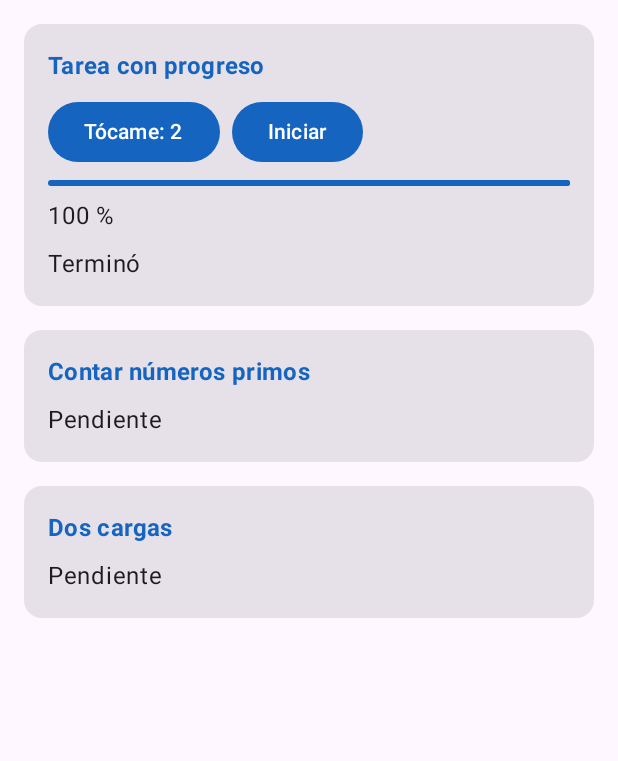
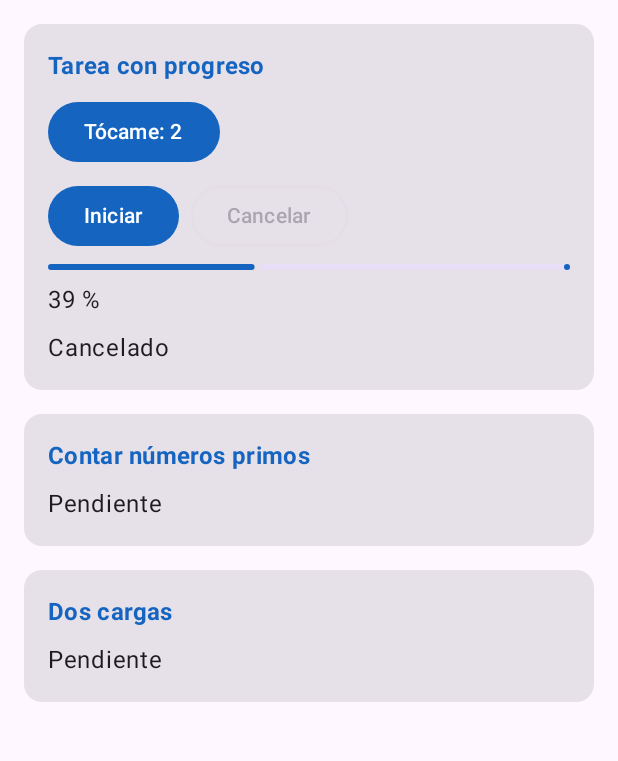
Before and after one commit to luiscucho-oss/CentroTareas-Cucho, an Android app built with Jetpack Compose: the screen it shows after launch (MainActivity), after a tap on an icon or button, on a phone screen of 412 x 824 dp, the part 96-857 px from its top. Run offline under Robolectric (Android 15) with nearby library versions, the phone set to English and light mode, and no system bars; 3 other taps on this screen came first.

Commit message:
feat(cancelar): permite cancelar la tarea con Job

```diff
--- a/app/src/main/java/com/tecsup/centrotareas/ui/PantallaTareas.kt
+++ b/app/src/main/java/com/tecsup/centrotareas/ui/PantallaTareas.kt
@@ -14,6 +14,7 @@ import androidx.compose.material3.Card
 import androidx.compose.material3.ExperimentalMaterial3Api
 import androidx.compose.material3.LinearProgressIndicator
 import androidx.compose.material3.MaterialTheme
+import androidx.compose.material3.OutlinedButton
 import androidx.compose.material3.Scaffold
 import androidx.compose.material3.Text
 import androidx.compose.material3.TopAppBar
@@ -34,6 +35,7 @@ import com.tecsup.centrotareas.viewmodel.TareasViewModel
 fun PantallaTareas(vm: TareasViewModel) {
     val mensaje by vm.mensaje.collectAsStateWithLifecycle()
     val progreso by vm.progreso.collectAsStateWithLifecycle()
+    val corriendo by vm.corriendo.collectAsStateWithLifecycle()
     // Prueba de vida: si deja de sumar, la pantalla está congelada
     var toques by rememberSaveable { mutableIntStateOf(0) }
 
@@ -57,9 +59,14 @@ fun PantallaTareas(vm: TareasViewModel) {
             verticalArrangement = Arrangement.spacedBy(16.dp)
         ) {
             Tarjeta("Tarea con progreso") {
+                Button(onClick = { toques++ }) { Text("Tócame: $toques") }
                 Row(horizontalArrangement = Arrangement.spacedBy(8.dp)) {
-                    Button(onClick = { toques++ }) { Text("Tócame: $toques") }
-                    Button(onClick = { vm.tareaLarga() }) { Text("Iniciar") }
+                    Button(onClick = { vm.tareaLarga() }, enabled = !corriendo) {
+                        Text("Iniciar")
+                    }
+                    OutlinedButton(onClick = { vm.cancelar() }, enabled = corriendo) {
+                        Text("Cancelar")
+                    }
                 }
                 LinearProgressIndicator(
                     progress = { progreso },
--- a/app/src/main/java/com/tecsup/centrotareas/viewmodel/TareasViewModel.kt
+++ b/app/src/main/java/com/tecsup/centrotareas/viewmodel/TareasViewModel.kt
@@ -7,6 +7,7 @@ import com.tecsup.centrotareas.data.TareasRepository
 import com.tecsup.centrotareas.model.CargaUi
 import com.tecsup.centrotareas.model.PrimosUi
 import kotlinx.coroutines.Dispatchers
+import kotlinx.coroutines.Job
 import kotlinx.coroutines.delay
 import kotlinx.coroutines.flow.MutableStateFlow
 import kotlinx.coroutines.flow.StateFlow
@@ -24,25 +25,40 @@ class TareasViewModel(private val repo: TareasRepository) : ViewModel() {
     private val _progreso = MutableStateFlow(0f)
     val progreso: StateFlow<Float> = _progreso.asStateFlow()
 
-    // Paso 2 y 3: la espera va en segundo plano y el hilo principal queda libre
+    // Paso 4: Job para poder cancelar y bandera para no lanzar dos a la vez
+    private var trabajo: Job? = null
+    private val _corriendo = MutableStateFlow(false)
+    val corriendo: StateFlow<Boolean> = _corriendo.asStateFlow()
+
+    // Pasos 2 a 4: la espera va en segundo plano y el hilo principal queda libre
     fun tareaLarga() {
-        viewModelScope.launch {
+        if (_corriendo.value) return
+        _corriendo.value = true
+        trabajo = viewModelScope.launch {
+            try {
                 _progreso.value = 0f
                 _mensaje.value = "Trabajando..."
                 Log.d("HILO", "Antes: ${Thread.currentThread().name}")
                 withContext(Dispatchers.Default) {
                     Log.d("HILO", "Dentro: ${Thread.currentThread().name}")
                     for (i in 1..100) {
-                    delay(40)
+                        delay(40) // delay revisa la cancelación en cada vuelta
                         _progreso.value = i / 100f
                     }
                 }
                 Log.d("HILO", "Despues: ${Thread.currentThread().name}")
                 _mensaje.value = "Terminó"
+            } finally {
+                // Se ejecuta termine bien o cancelada
+                _corriendo.value = false
+            }
         }
     }
 
-    // TODO Paso 4: trabajo (Job), corriendo y cancelar()
+    fun cancelar() {
+        trabajo?.cancel()
+        _mensaje.value = "Cancelado" // la barra se queda donde estaba
+    }
 
     // ----- Contar primos (paso 5)
     private val _primos = MutableStateFlow<PrimosUi>(PrimosUi.Inicial)
```
Lines whose indentation alone changed are shown as unchanged.
